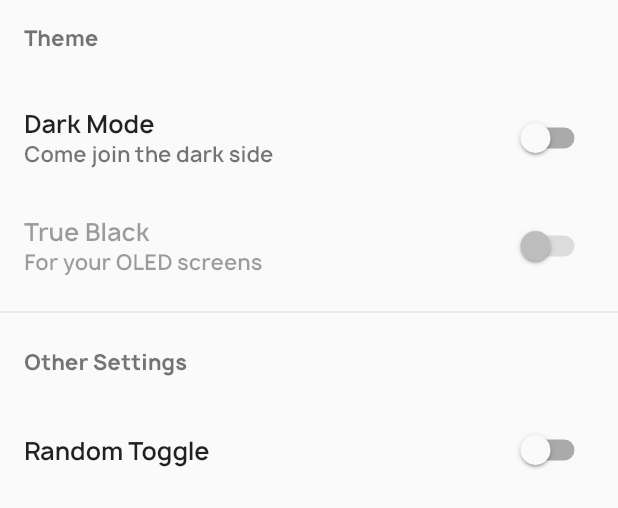
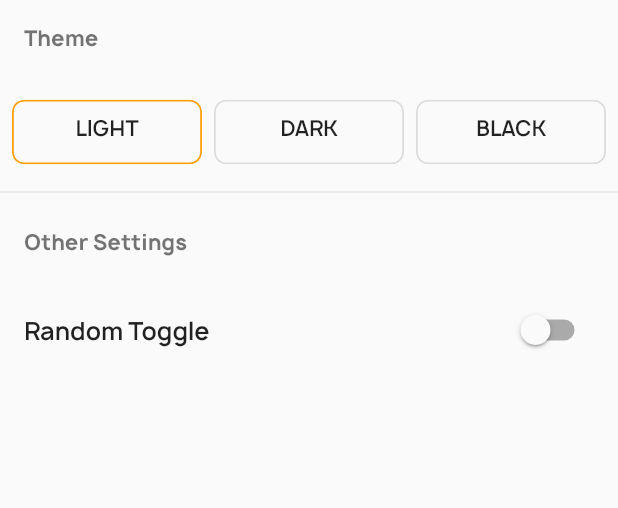
Before and after one commit to CZX123/Bolt, a Flutter app: the SettingsWidget widget shown alone on an empty page, opened directly, on a phone screen of 412 x 824 dp. Shown: the top 508 px of the screen. Run offline on Flutter 3.47's test engine with Material 2 defaults, Android fonts, the phone set to English and light mode, and no system bars; our stand-ins replace firebase_database, firebase_storage, shared_preferences; accounts and stored records are empty; network calls fail.

```diff
--- a/lib/settings.dart
+++ b/lib/settings.dart
@@ -1,5 +1,6 @@
 import 'package:flutter/material.dart';
-import 'main.dart';
+import 'package:provider/provider.dart';
+import 'theme.dart';
 
 class SettingsWidget extends StatefulWidget {
   _SettingsWidgetState createState() => _SettingsWidgetState();
@@ -17,26 +18,7 @@ class _SettingsWidgetState extends State<SettingsWidget> {
             style: Theme.of(context).textTheme.display1,
           ),
         ),
-        SwitchListTile(
-          title: Text('Dark Mode'),
-          subtitle: Text('Come join the dark side'),
-          value: BoltApp.of(context).isDarkTheme,
-          onChanged: (toggle) {
-            BoltApp.of(context).darkTheme(toggle);
-            setState(() {});
-          },
-        ),
-        SwitchListTile(
-          title: Text('True Black'),
-          subtitle: Text('For your OLED screens'),
-          value: BoltApp.of(context).blackOverDark,
-          onChanged: BoltApp.of(context).isDarkTheme
-              ? (toggle) {
-                  BoltApp.of(context).blackTheme(toggle);
-                  setState(() {});
-                }
-              : null,
-        ),
+        ThemeOptions(),
         Divider(),
         ListTile(
           title: Text(
@@ -57,3 +39,97 @@ class _SettingsWidgetState extends State<SettingsWidget> {
     );
   }
 }
+
+class ThemeOptions extends StatelessWidget {
+  const ThemeOptions();
+
+  @override
+  Widget build(BuildContext context) {
+    ThemeState themeState = Provider.of<ThemeState>(context);
+    return Padding(
+      padding: const EdgeInsets.fromLTRB(8, 8, 0, 8),
+      child: Row(
+        children: <Widget>[
+          Expanded(
+            child: Padding(
+              padding: const EdgeInsets.only(right: 8),
+              child: OutlineButton(
+                clipBehavior: Clip.antiAlias,
+                shape: RoundedRectangleBorder(
+                  borderRadius: BorderRadius.circular(8),
+                ),
+                borderSide: BorderSide(
+                  width: 1.2,
+                  color: themeState.themeCode == 0
+                      ? Colors.amber[700]
+                      : Theme.of(context).dividerColor,
+                ),
+                color: themeList[0].canvasColor,
+                padding: const EdgeInsets.symmetric(vertical: 16),
+                onPressed: () => themeState.setThemeCode(0),
+                child: Center(
+                  child: Text(
+                    'LIGHT',
+                    style: Theme.of(context).textTheme.body2,
+                  ),
+                ),
+              ),
+            ),
+          ),
+          Expanded(
+            child: Padding(
+              padding: const EdgeInsets.only(right: 8),
+              child: OutlineButton(
+                clipBehavior: Clip.antiAlias,
+                shape: RoundedRectangleBorder(
+                  borderRadius: BorderRadius.circular(8),
+                ),
+                borderSide: BorderSide(
+                  width: 1.2,
+                  color: themeState.themeCode == 1
+                      ? Colors.yellowAccent
+                      : Theme.of(context).dividerColor,
+                ),
+                color: themeList[1].canvasColor,
+                padding: const EdgeInsets.symmetric(vertical: 16),
+                onPressed: () => themeState.setThemeCode(1),
+                child: Center(
+                  child: Text(
+                    'DARK',
+                    style: Theme.of(context).textTheme.body2,
+                  ),
+                ),
+              ),
+            ),
+          ),
+          Expanded(
+            child: Padding(
+              padding: const EdgeInsets.only(right: 8),
+              child: OutlineButton(
+                clipBehavior: Clip.antiAlias,
+                shape: RoundedRectangleBorder(
+                  borderRadius: BorderRadius.circular(8),
+                ),
+                borderSide: BorderSide(
+                  width: 1.2,
+                  color: themeState.themeCode == 2
+                      ? Colors.yellowAccent
+                      : Theme.of(context).dividerColor,
+                ),
+                color: themeList[2].canvasColor,
+                padding: const EdgeInsets.symmetric(vertical: 16),
+                onPressed: () => themeState.setThemeCode(2),
+                child: Center(
+                  child: Text(
+                    'BLACK',
+                    style: Theme.of(context).textTheme.body2,
+                  ),
+                ),
+              ),
+            ),
+          ),
+        ],
+      ),
+    );
+  }
+}
--- a/lib/theme.dart
+++ b/lib/theme.dart
@@ -1,4 +1,34 @@
 import 'package:flutter/material.dart';
+import 'package:flutter/services.dart';
+import 'package:shared_preferences/shared_preferences.dart';
+
+class ThemeState extends ChangeNotifier {
+  ThemeState();
+
+  int _themeCode = 0;
+
+  Brightness _inverseBrightness(Brightness brightness) {
+    return brightness == Brightness.light ? Brightness.dark : Brightness.light;
+  }
+
+  void setThemeCode(int newCode) {
+    // make navigation bar same collor as bottom sheet color
+    SystemChrome.setSystemUIOverlayStyle(
+      SystemUiOverlayStyle(
+        systemNavigationBarColor: themeList[newCode].canvasColor,
+        systemNavigationBarIconBrightness: _inverseBrightness(themeList[newCode].brightness),
+      ),
+    );
+    // Save the new theme code to device storage
+    SharedPreferences.getInstance().then((prefs) {
+      prefs.setInt('themeCode', newCode);
+    });
+    _themeCode = newCode;
+    notifyListeners();
+  }
+
+  int get themeCode => _themeCode;
+}
 
 // light theme
 // dark theme
@@ -83,7 +113,7 @@ TextTheme textTheme = const TextTheme().copyWith(
   ),
 );
 
-TextTheme lightThemeText = const TextTheme(
+const TextTheme lightThemeText = TextTheme(
   display2: TextStyle(
     color: Colors.black87,
   ),
@@ -98,7 +128,7 @@ TextTheme lightThemeText = const TextTheme(
   ),
 );
 
-TextTheme darkThemeText = const TextTheme(
+const TextTheme darkThemeText = TextTheme(
   display2: TextStyle(
     color: Colors.white,
   ),
--- a/pubspec.yaml
+++ b/pubspec.yaml
@@ -20,9 +20,7 @@ dependencies:
   flutter:
     sdk: flutter
 
-  # The following adds the Cupertino Icons font to your application.
-  # Use with the CupertinoIcons class for iOS style icons.
-  cupertino_icons: ^0.1.2
+  provider: ^2.0.1+1
   shared_preferences: ^0.5.2
   path_provider: ^0.5.0+1
   firebase_database: ^3.0.0
```
Also changed, not shown: lib/CustomBottomSheet.dart (added, +254 -0 lines), lib/main.dart (+103 -117 lines), pubspec.lock.
